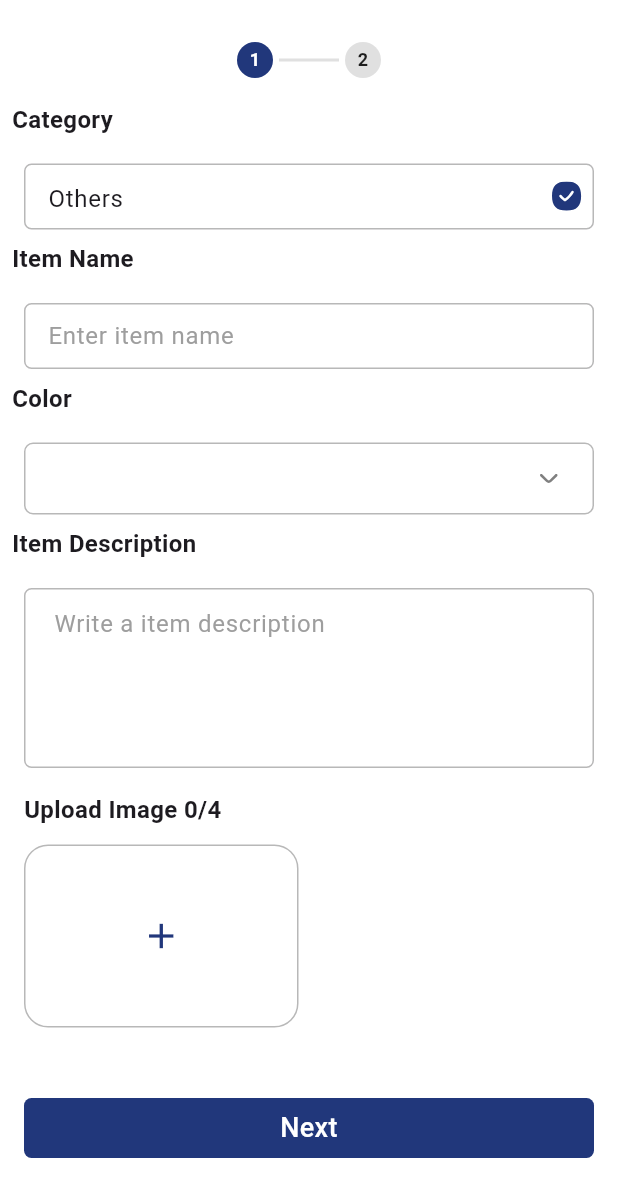
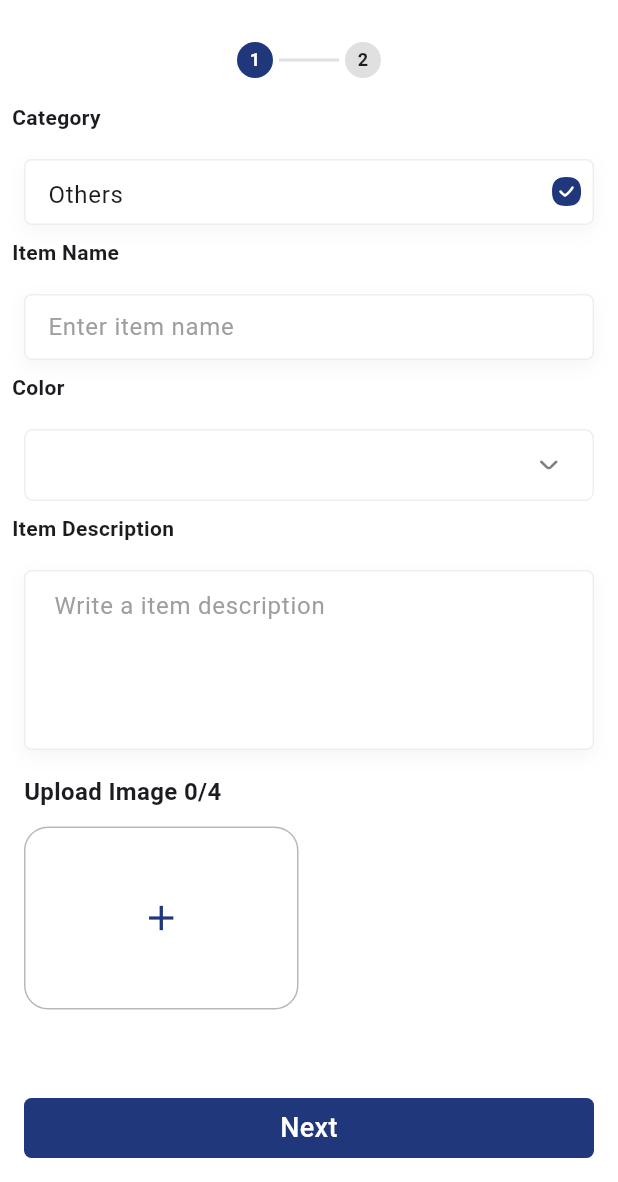
Before and after one commit to Divadine/LostAndFound, a Flutter app: the CategoryRadiosListsScreen screen opened directly with empty values, after a tap on "Others", after a tap on "Next", on a phone screen of 412 x 824 dp, the part 54-1236 px from its top. Run offline on Flutter 3.47's test engine with Material 3 defaults, Android fonts, the phone set to English and light mode, and no system bars; our stand-ins replace cached_network_image, cloud_firestore, connectivity_plus, device_info_plus, dio, dotted_border and 15 more; missing offline and left inert: audio_waveforms, record, webview_flutter_android; accounts and stored records are empty; network calls fail; Roboto replaces fonts that are missing (BricolageGrotesque); project files that could hold a hidden picture were left out.

Commit message:
changes textfied border

```diff
--- a/lib/screens/post/first_stepper_screen.dart
+++ b/lib/screens/post/first_stepper_screen.dart
@@ -451,7 +451,7 @@ class _FirstStepperScreenState extends State<FirstStepperScreen> {
                   fieldWidget: AppTextField(
                     suffixIcon: AppIconWidget(assetPath: AssetImages.blueTick, size: 20).pad(),
                     readOnly: true,
-                    borderColor: AppColors.fieldGrey,
+                    borderColor: AppColors.fieldGrey.withAlpha(60),
                     borderRadius: BorderRadius.circular(5),
                     hintText: '',
                     textController: categoryController,
@@ -468,7 +468,7 @@ class _FirstStepperScreenState extends State<FirstStepperScreen> {
                     fieldWidget: AppTextField(
                       suffixIcon: AppIconWidget(assetPath: AssetImages.blueTick, size: 20).pad(),
                       readOnly: true,
-                      borderColor: AppColors.fieldGrey,
+                      borderColor: AppColors.fieldGrey.withAlpha(60),
                       borderRadius: BorderRadius.circular(5),
                       hintText: '',
                       textController: subCategoryController,
@@ -483,7 +483,7 @@ class _FirstStepperScreenState extends State<FirstStepperScreen> {
                   buildTextFieldWithHeading(
                     title: 'Item Name',
                     fieldWidget: AppTextField(
-                      borderColor: AppColors.fieldGrey,
+                      borderColor: AppColors.fieldGrey.withAlpha(60),
                       borderRadius: BorderRadius.circular(5),
                       hintText: 'Enter item name',
                       textController: itemNameController,
@@ -505,7 +505,7 @@ class _FirstStepperScreenState extends State<FirstStepperScreen> {
                     fieldWidget: AppTextField(
                       contentPadding: const EdgeInsets.symmetric(horizontal: 16, vertical: 12),
                       maxLines: 4,
-                      borderColor: AppColors.fieldGrey,
+                      borderColor: AppColors.fieldGrey.withAlpha(60),
                       borderRadius: BorderRadius.circular(5),
                       hintText: 'Write a item description',
                       textController: descriptionController,
@@ -537,7 +537,7 @@ class _FirstStepperScreenState extends State<FirstStepperScreen> {
     return buildTextFieldWithHeading(
       title: 'Color',
       fieldWidget: AppDropdownField<String>(
-        borderColor: AppColors.fieldGrey,
+        borderColor: AppColors.fieldGrey.withAlpha(60),
         //contentPadding: const EdgeInsets.symmetric(horizontal: 16, vertical: 0),
         menuHeight: 200,
         value: selectedColor,
@@ -632,7 +632,7 @@ class _FirstStepperScreenState extends State<FirstStepperScreen> {
         return buildTextFieldWithHeading(
           title: field.displayName,
           fieldWidget: AppTextField(
-            borderColor: AppColors.fieldGrey,
+            borderColor: AppColors.fieldGrey.withAlpha(60),
             borderRadius: BorderRadius.circular(5),
             hintText: 'Enter ${field.displayName.toLowerCase()}',
             textController: textControllers[field.id]!,
@@ -646,7 +646,7 @@ class _FirstStepperScreenState extends State<FirstStepperScreen> {
           title: field.displayName,
           fieldWidget: AppTextField(
             maxLines: 4,
-            borderColor: AppColors.fieldGrey,
+            borderColor: AppColors.fieldGrey.withAlpha(60),
             borderRadius: BorderRadius.circular(5),
             hintText: '',
             textController: textControllers[field.id]!,
@@ -677,7 +677,7 @@ class _FirstStepperScreenState extends State<FirstStepperScreen> {
         return buildTextFieldWithHeading(
           title: field.displayName,
           fieldWidget: AppDropdownField<String>(
-            borderColor: AppColors.fieldGrey,
+            borderColor: AppColors.fieldGrey.withAlpha(60),
 
             //contentPadding: const EdgeInsets.symmetric(horizontal: 16, vertical: 4),
             value: selectedDropdownValues[field.id],
@@ -705,7 +705,7 @@ Widget buildTextFieldWithHeading({
     mainAxisSize: MainAxisSize.min,
     crossAxisAlignment: CrossAxisAlignment.start,
     children: [
-      AppText(text: title, fontSize: 16, fontWeight: AppUtils.isTab ?FontWeight.w400 : FontWeight.w600),
+      AppText(text: title, fontSize: 14, fontWeight: AppUtils.isTab ?FontWeight.w400 : FontWeight.w600),
       const SizedBox(height: 10),
       fieldWidget,
     ],
--- a/lib/shared_widgets/app_text_field.dart
+++ b/lib/shared_widgets/app_text_field.dart
@@ -78,7 +78,20 @@ class AppTextField extends StatelessWidget {
           crossAxisAlignment: CrossAxisAlignment.start,
           mainAxisSize: MainAxisSize.min,
           children: [
-            Material(
+            Container(
+              decoration: BoxDecoration(
+                borderRadius: borderRadius ?? BorderRadius.circular(6),
+                boxShadow: [
+                  BoxShadow(
+                    color: AppColors.black.withAlpha(10),
+                    blurRadius: 10,
+                    //spreadRadius: 0,
+                    offset: const Offset(0, 4),
+                  ),
+                ],
+              ),
+              child: Material(
+                color: Colors.transparent,
                 borderRadius: borderRadius ?? BorderRadius.circular(6),
                 child: TextField(
                   controller: textController,
@@ -125,12 +138,13 @@ class AppTextField extends StatelessWidget {
                         : suffixIconConstraints ??
                         const BoxConstraints(minWidth: 0, minHeight: 0),
 
+
                     enabledBorder: OutlineInputBorder(
                       borderRadius:
                       borderRadius ?? BorderRadius.circular(6),
                       borderSide: BorderSide(
                         color: borderColor ??
-                          AppColors.fieldGrey,
+                            AppColors.fieldGrey.withAlpha(50),
                       ),
                     ),
                     focusedBorder: OutlineInputBorder(
@@ -156,6 +170,7 @@ class AppTextField extends StatelessWidget {
                     border: OutlineInputBorder(
                       borderRadius:
                       borderRadius ?? BorderRadius.circular(6),
+                    ),
                   ),
                 ),
               ),
```
Also changed, not shown: lib/screens/authentication/profile_screen.dart (+16 -3 lines), lib/screens/otp_screen_shared.dart (+7 -6 lines), assets/images/onboard_2.png, assets/images/onboard_3.png. Lines whose indentation alone changed are shown as unchanged.
